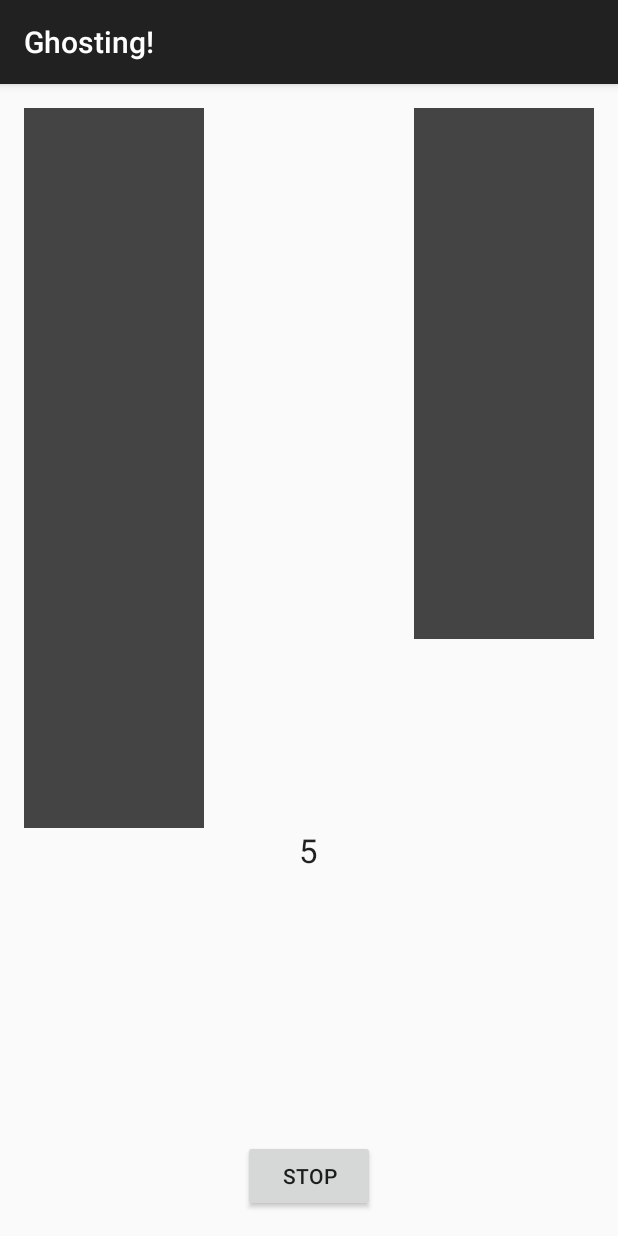
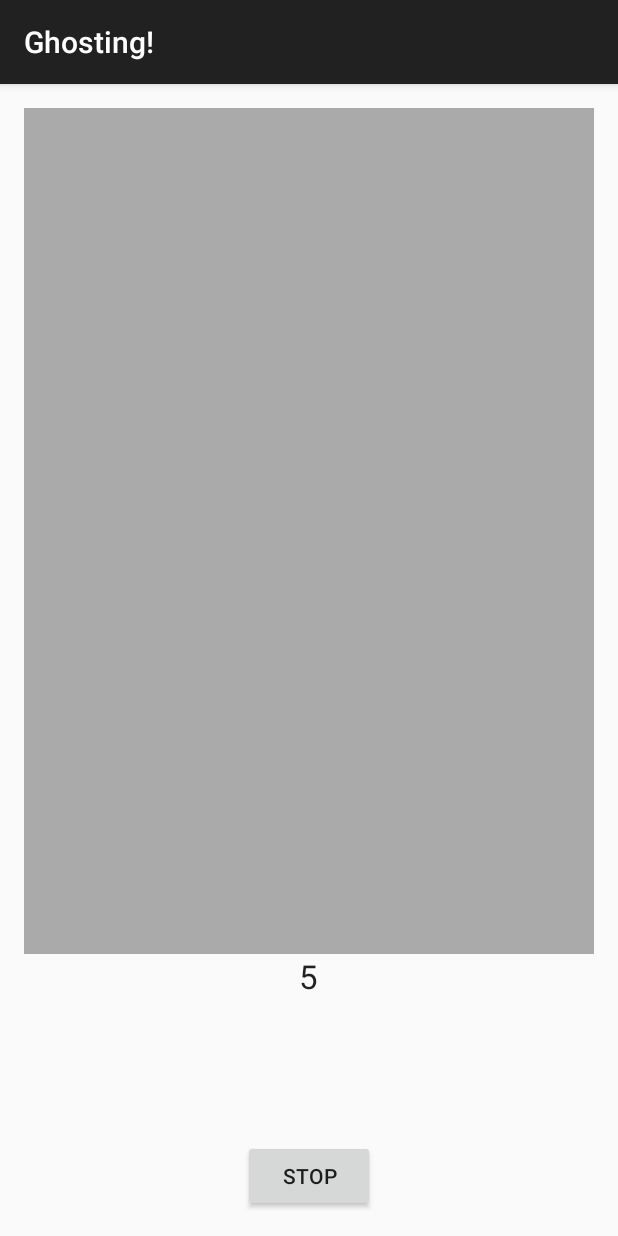
Before and after one commit to mrksbrg/RacketGhost, an Android app: the screen it shows after launch (GhostingActivity), after a tap on "GO!", on a phone screen of 412 x 824 dp. Run offline under Robolectric (Android 15) with nearby library versions, the light colour scheme and no system bars.

Commit message:
Issue #13: Changed the layout to work for various screen sizes.

```diff
--- a/app/src/main/java/com/markusborg/ui/GhostingActivity.java
+++ b/app/src/main/java/com/markusborg/ui/GhostingActivity.java
@@ -233,48 +233,36 @@ public class GhostingActivity extends AppCompatActivity implements GhostingFinis
                 ImageView ball;
 
                 if (cornerToFlash.equals("L_FRONT")) {
-                    LinearLayout corner = (LinearLayout) findViewById(R.id.leftFront);
-                    corner.setBackgroundColor(Color.rgb(255, 102, 102));
                     ball = (ImageView) findViewById(R.id.ballLeftFront);
                     if (mLoaded) {
                         mSoundPool.play(mSoundIDs[0], 1.0f, 1.0f, 1, 0, 1.0f);
                     }
                 }
                 else if (cornerToFlash.equals("R_FRONT")) {
-                    LinearLayout corner = (LinearLayout) findViewById(R.id.rightFront);
-                    corner.setBackgroundColor(Color.rgb(153,255,153));
                     ball = (ImageView) findViewById(R.id.ballRightFront);
                     if (mLoaded) {
                         mSoundPool.play(mSoundIDs[1], 1.0f, 1.0f, 1, 0, 1.0f);
                     }
                 }
                 else if (cornerToFlash.equals("L_BACK")) {
-                    LinearLayout corner = (LinearLayout) findViewById(R.id.leftBack);
-                    corner.setBackgroundColor(Color.rgb(255,102,102));
                     ball = (ImageView) findViewById(R.id.ballLeftBack);
                     if (mLoaded) {
                         mSoundPool.play(mSoundIDs[4], 1.0f, 1.0f, 1, 0, 1.0f);
                     }
                 }
                 else if (cornerToFlash.equals("R_BACK")) {
-                    LinearLayout corner = (LinearLayout) findViewById(R.id.rightBack);
-                    corner.setBackgroundColor(Color.rgb(153,255,153));
                     ball = (ImageView) findViewById(R.id.ballRightBack);
                     if (mLoaded) {
                         mSoundPool.play(mSoundIDs[3], 1.0f, 1.0f, 1, 0, 1.0f);
                     }
                 }
                 else if (cornerToFlash.equals("L_MID")) {
-                    LinearLayout corner = (LinearLayout) findViewById(R.id.leftMid);
-                    corner.setBackgroundColor(Color.rgb(255,102,102));
                     ball = (ImageView) findViewById(R.id.ballLeftMid);
                     if (mLoaded) {
                         mSoundPool.play(mSoundIDs[5], 1.0f, 1.0f, 1, 0, 1.0f);
                     }
                 }
                 else {
-                    LinearLayout corner = (LinearLayout) findViewById(R.id.rightMid);
-                    corner.setBackgroundColor(Color.rgb(153,255,153));
                     ball = (ImageView) findViewById(R.id.ballRightMid);
                     if (mLoaded) {
                         mSoundPool.play(mSoundIDs[2], 1.0f, 1.0f, 1, 0, 1.0f);
@@ -289,32 +277,25 @@ public class GhostingActivity extends AppCompatActivity implements GhostingFinis
 
                 // Find the current corner
                 if (cornerToTurnOff.equals("L_FRONT")) {
-                    corner = (LinearLayout) findViewById(R.id.leftFront);
                     ball = (ImageView) findViewById(R.id.ballLeftFront);
                 }
                 else if (cornerToTurnOff.equals("R_FRONT")) {
-                    corner = (LinearLayout) findViewById(R.id.rightFront);
                     ball = (ImageView) findViewById(R.id.ballRightFront);
                 }
                 else if (cornerToTurnOff.equals("L_BACK")) {
-                    corner = (LinearLayout) findViewById(R.id.leftBack);
                     ball = (ImageView) findViewById(R.id.ballLeftBack);
                 }
                 else if (cornerToTurnOff.equals("R_BACK")) {
-                    corner = (LinearLayout) findViewById(R.id.rightBack);
                     ball = (ImageView) findViewById(R.id.ballRightBack);
                 }
                 else if (cornerToTurnOff.equals("L_MID")) {
-                    corner = (LinearLayout) findViewById(R.id.leftMid);
                     ball = (ImageView) findViewById(R.id.ballLeftMid);
                 }
                 else {
-                    corner = (LinearLayout) findViewById(R.id.rightMid);
                     ball = (ImageView) findViewById(R.id.ballRightMid);
                 }
 
                 // Reset the current corner
-                corner.setBackgroundColor(Color.DKGRAY);
                 ball.setVisibility(View.INVISIBLE);
             }
         }
@@ -371,7 +352,7 @@ public class GhostingActivity extends AppCompatActivity implements GhostingFinis
          * Remove color from all corners.
          */
         private void clearCorners() {
-            LinearLayout corner = (LinearLayout) findViewById(R.id.leftFront);
+            /*LinearLayout corner = (LinearLayout) findViewById(R.id.leftFront);
             corner.setBackgroundColor(Color.DKGRAY);
             corner = (LinearLayout) findViewById(R.id.rightFront);
             corner.setBackgroundColor(Color.DKGRAY);
@@ -383,6 +364,7 @@ public class GhostingActivity extends AppCompatActivity implements GhostingFinis
             corner.setBackgroundColor(Color.DKGRAY);
             corner = (LinearLayout) findViewById(R.id.rightBack);
             corner.setBackgroundColor(Color.DKGRAY);
+            */
         }
     }
 }
--- a/app/src/main/res/layout/activity_ghosting.xml
+++ b/app/src/main/res/layout/activity_ghosting.xml
@@ -1,64 +1,106 @@
-<RelativeLayout xmlns:android="http://schemas.android.com/apk/res/android"
+<LinearLayout xmlns:android="http://schemas.android.com/apk/res/android"
     xmlns:tools="http://schemas.android.com/tools" android:layout_width="match_parent"
-    android:layout_height="match_parent" android:paddingLeft="@dimen/activity_horizontal_margin"
+    android:layout_height="fill_parent" android:paddingLeft="@dimen/activity_horizontal_margin"
     android:paddingRight="@dimen/activity_horizontal_margin"
     android:paddingTop="@dimen/activity_vertical_margin"
     android:paddingBottom="@dimen/activity_vertical_margin"
+    android:orientation="vertical"
     tools:context="com.markusborg.ui.GhostingActivity"
     android:keepScreenOn="true">
 
     <LinearLayout
-        android:layout_width="match_parent"
-        android:layout_height="match_parent"
-        android:layout_alignParentTop="true"
-        android:layout_centerHorizontal="true"
-        android:weightSum="1"
-        android:orientation="vertical">
-
-        <LinearLayout
         android:orientation="horizontal"
-            android:layout_width="120dp"
-            android:layout_height="50dp"
+        android:layout_width="fill_parent"
+        android:layout_height="0dp"
         android:background="@android:color/darker_gray"
-            android:id="@+id/leftFront"
-            android:layout_weight="0.22">
+        android:id="@+id/front"
+        android:layout_weight="1">
 
         <ImageView
             android:layout_width="fill_parent"
             android:layout_height="fill_parent"
+            android:layout_weight="1"
             android:id="@+id/ballLeftFront"
+            android:src="@drawable/squashball"
+            android:visibility="invisible" />
+        <ImageView
+            android:layout_width="fill_parent"
+            android:layout_height="fill_parent"
+            android:layout_weight="1"
+            android:id="@+id/emptyFront"
+            android:src="@drawable/squashball"
+            android:visibility="invisible" />
+        <ImageView
+            android:layout_width="fill_parent"
+            android:layout_height="fill_parent"
+            android:layout_weight="1"
+            android:id="@+id/ballRightFront"
             android:src="@drawable/squashball"
             android:visibility="invisible" />
     </LinearLayout>
 
     <LinearLayout
         android:orientation="horizontal"
-            android:layout_width="120dp"
-            android:layout_height="50dp"
+        android:layout_width="fill_parent"
+        android:layout_height="0dp"
         android:background="@android:color/darker_gray"
-            android:id="@+id/leftMid"
-            android:layout_weight="0.20">
+        android:id="@+id/mid"
+        android:layout_weight="1">
 
         <ImageView
             android:layout_width="fill_parent"
             android:layout_height="fill_parent"
+            android:layout_weight="1"
             android:id="@+id/ballLeftMid"
+            android:src="@drawable/squashball"
+            android:visibility="invisible" />
+
+        <ImageView
+            android:layout_width="fill_parent"
+            android:layout_height="fill_parent"
+            android:layout_weight="1"
+            android:id="@+id/emptyMid"
+            android:src="@drawable/squashball"
+            android:visibility="invisible" />
+
+        <ImageView
+            android:layout_width="fill_parent"
+            android:layout_height="fill_parent"
+            android:layout_weight="1"
+            android:id="@+id/ballRightMid"
             android:src="@drawable/squashball"
             android:visibility="invisible" />
     </LinearLayout>
 
     <LinearLayout
         android:orientation="horizontal"
-            android:layout_width="120dp"
-            android:layout_height="50dp"
+        android:layout_width="fill_parent"
+        android:layout_height="0dp"
         android:background="@android:color/darker_gray"
-            android:id="@+id/leftBack"
-            android:layout_weight="0.23">
+        android:id="@+id/back"
+        android:layout_weight="1">
 
         <ImageView
             android:layout_width="fill_parent"
             android:layout_height="fill_parent"
+            android:layout_weight="1"
             android:id="@+id/ballLeftBack"
+            android:src="@drawable/squashball"
+            android:visibility="invisible" />
+
+        <ImageView
+            android:layout_width="fill_parent"
+            android:layout_height="fill_parent"
+            android:layout_weight="1"
+            android:id="@+id/emptyBack"
+            android:src="@drawable/squashball"
+            android:visibility="invisible" />
+
+        <ImageView
+            android:layout_width="fill_parent"
+            android:layout_height="fill_parent"
+            android:layout_weight="1"
+            android:id="@+id/ballRightBack"
             android:src="@drawable/squashball"
             android:visibility="invisible" />
     </LinearLayout>
@@ -70,7 +112,7 @@
         android:text="2 / 15 (Set 1)"
         android:id="@+id/lblProgress"
         android:layout_gravity="center_horizontal"
-            android:layout_weight="0.35" />
+        android:layout_weight="0.5" />
 
     <Button
         android:layout_width="wrap_content"
@@ -78,65 +120,5 @@
         android:text="Stop"
         android:id="@+id/btnStop"
         android:layout_gravity="center_horizontal" />
-    </LinearLayout>
-
-    <LinearLayout
-        android:layout_width="match_parent"
-        android:layout_height="match_parent"
-        android:layout_alignParentTop="true"
-        android:layout_centerHorizontal="true"
-        android:weightSum="1"
-        android:orientation="vertical">
-
-        <LinearLayout
-            android:orientation="horizontal"
-            android:layout_width="120dp"
-            android:layout_height="112dp"
-            android:background="@android:color/darker_gray"
-            android:layout_gravity="right"
-            android:id="@+id/rightFront" >
-
-            <ImageView
-                android:layout_width="fill_parent"
-                android:layout_height="fill_parent"
-                android:id="@+id/ballRightFront"
-                android:src="@drawable/squashball"
-                android:visibility="invisible" />
-        </LinearLayout>
-
-        <LinearLayout
-            android:orientation="horizontal"
-            android:layout_width="120dp"
-            android:layout_height="99dp"
-            android:background="@android:color/darker_gray"
-            android:layout_gravity="right"
-            android:id="@+id/rightMid" >
-
-            <ImageView
-                android:layout_width="fill_parent"
-                android:layout_height="fill_parent"
-                android:id="@+id/ballRightMid"
-                android:src="@drawable/squashball"
-                android:visibility="invisible" />
-        </LinearLayout>
-
-        <LinearLayout
-            android:orientation="horizontal"
-            android:layout_width="120dp"
-            android:layout_height="96dp"
-            android:background="@android:color/darker_gray"
-            android:layout_gravity="right"
-            android:id="@+id/rightBack"
-            android:layout_weight="0.11" >
-
-            <ImageView
-                android:layout_width="fill_parent"
-                android:layout_height="fill_parent"
-                android:id="@+id/ballRightBack"
-                android:src="@drawable/squashball"
-                android:visibility="invisible" />
-        </LinearLayout>
 
 </LinearLayout>
-
-</RelativeLayout>
```
Lines whose indentation alone changed are shown as unchanged.
